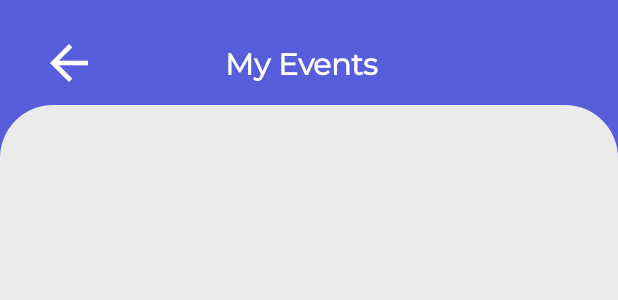
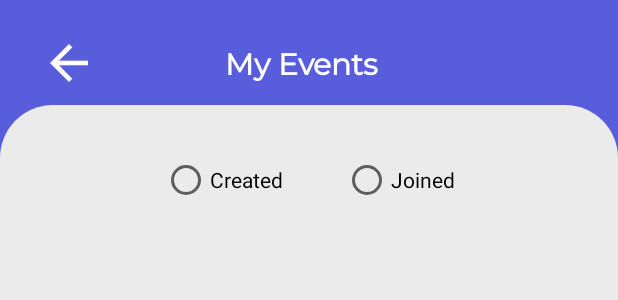
Before and after one commit to ionvasluian/AndroidAppSport, an Android app: the layout activity_user_event_list.xml on its own in the app's theme, with its tools: preview values and no code run, on a phone screen of 412 x 824 dp. Shown: the top 300 px of the screen. Run offline under Robolectric (Android 15) with nearby library versions, the light colour scheme and no system bars; network calls fail.

Commit message:
buttons created and joined

```diff
--- a/app/src/main/java/com/example/myapplication/MainActivity.java
+++ b/app/src/main/java/com/example/myapplication/MainActivity.java
@@ -37,9 +37,9 @@ public class MainActivity extends AppCompatActivity {
     protected void onCreate(Bundle savedInstanceState) {
         super.onCreate(savedInstanceState);
         setContentView(R.layout.activity_main);
-
         SharedPreferences sharedPreferences = getSharedPreferences(PREFS_NAME, 0);
         boolean isUserLoggedIn = sharedPreferences.getBoolean("isUserLoggedIn", false);
+        Log.e("Debugging", String.valueOf(isUserLoggedIn));
         String userID = sharedPreferences.getString("userID", "-1");
         userName = sharedPreferences.getString("userName", "blank");
 
@@ -110,4 +110,5 @@ public class MainActivity extends AppCompatActivity {
         startActivity(a);
 
     }
+
 }
--- a/app/src/main/res/layout/activity_user_event_list.xml
+++ b/app/src/main/res/layout/activity_user_event_list.xml
@@ -60,7 +60,30 @@
             android:layout_height="40dp"
             android:layout_weight="1"></Space>
 
+        <LinearLayout
+            android:layout_width="match_parent"
+            android:layout_height="wrap_content"
+            android:orientation="horizontal">
+            <RadioGroup
+                android:layout_width="match_parent"
+                android:layout_height="wrap_content"
+                android:orientation="horizontal"
+                android:layout_gravity="center"
+                android:gravity="center">
 
+                <RadioButton
+                    android:layout_width="wrap_content"
+                    android:layout_height="wrap_content"
+                    android:text="Created"></RadioButton>
+                <Space
+                    android:layout_width="40dp"
+                    android:layout_height="match_parent"></Space>
+                <RadioButton
+                    android:layout_width="wrap_content"
+                    android:layout_height="wrap_content"
+                    android:text="Joined"></RadioButton>
+            </RadioGroup>
+        </LinearLayout>
 
         <androidx.recyclerview.widget.RecyclerView
             android:layout_width="match_parent"
--- a/app/src/main/res/layout/activity_view_event_information.xml
+++ b/app/src/main/res/layout/activity_view_event_information.xml
@@ -37,6 +37,7 @@
             android:layout_weight="15"></Space>
 
         <TextView
+            android:id="@+id/name_of_event"
             android:layout_width="0dp"
             android:layout_height="25dp"
             android:layout_alignParentTop="true"
@@ -272,6 +273,7 @@
                         android:layout_width="50dp"
                         android:layout_height="match_parent"></Space>
                     <TextView
+                        android:id="@+id/map_view_event"
                         android:layout_width="wrap_content"
                         android:layout_height="30dp"
                         android:text="Map   "
```
Also changed, not shown: app/src/main/java/com/example/myapplication/CreateEventActivity.java (+6 -4 lines), app/src/main/java/com/example/myapplication/MapActivity.java (+27 -2 lines), app/src/main/java/com/example/myapplication/RegisterFragment.java (+3 -10 lines), app/src/main/java/com/example/myapplication/ViewEventInformation.java (+16 -4 lines), app/src/main/res/layout/activity_create_event.xml (+34 -11 lines), app/src/main/res/drawable/bin.png (added).
